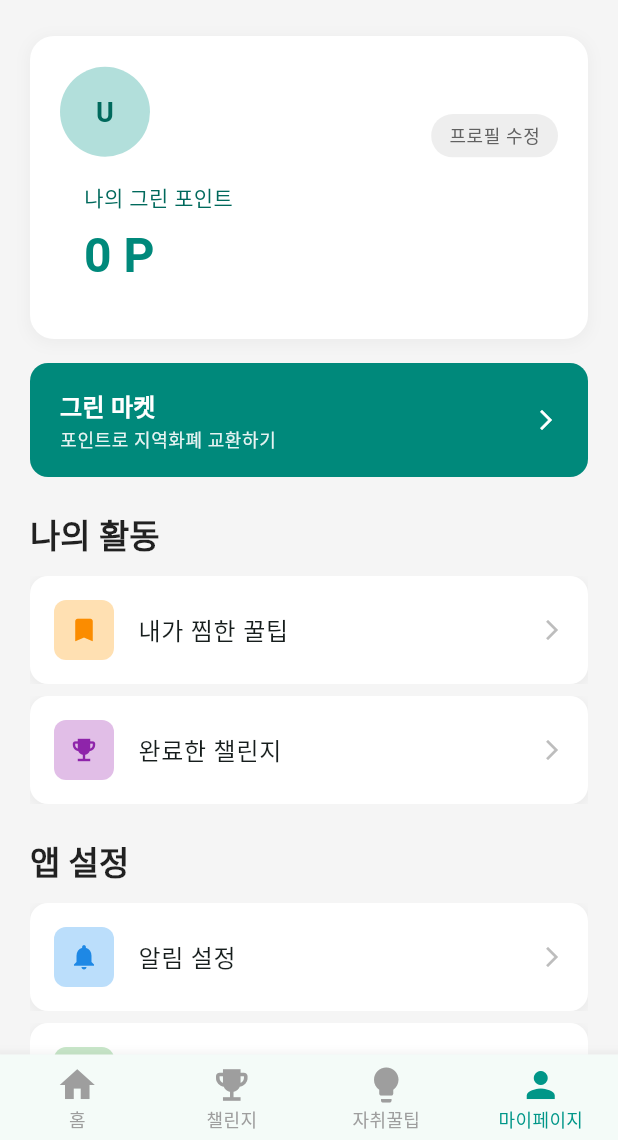
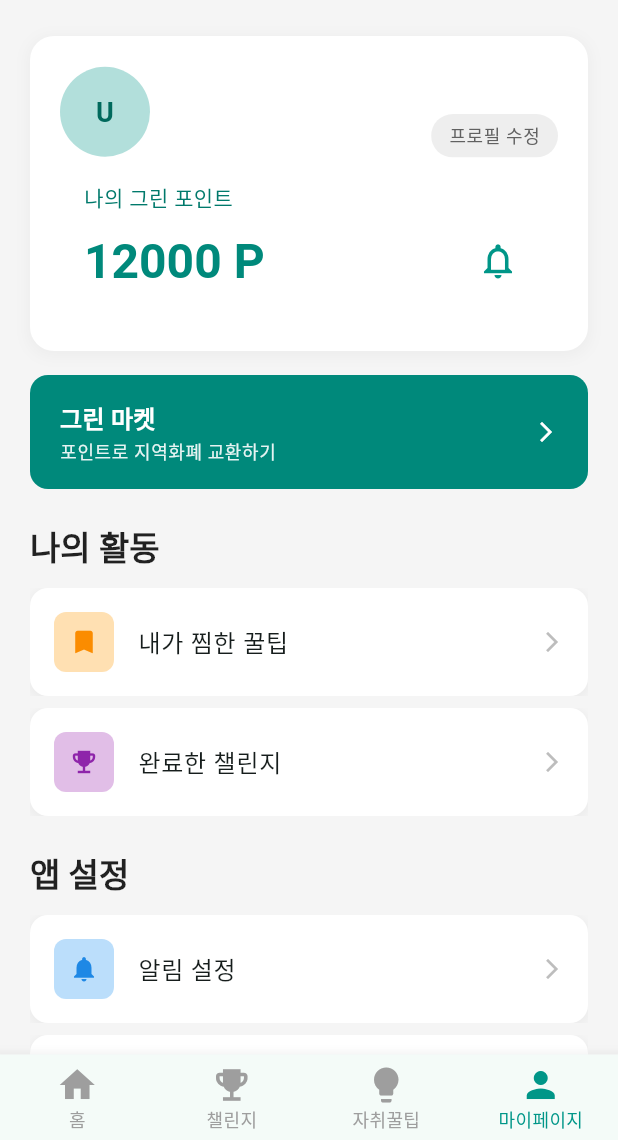
Before and after one commit to IIPA-K-PasS/FE, a Flutter app: the MainNavigationPage screen opened directly, item 4 of the bottom bar chosen, after a tap on the "notifications none" icon, on a phone screen of 412 x 824 dp, the part 96-1236 px from its top. Run offline on Flutter 3.47's test engine with Material 3 defaults, Android fonts, the phone set to English and light mode, and no system bars; our stand-ins replace dio, flutter_dotenv, flutter_image_compress, flutter_secure_storage, geolocator, image_picker and 3 more; missing offline and left inert: kakao_flutter_sdk_common, kakao_flutter_sdk_user; accounts and stored records are empty; network calls fail.

Commit message:
feat: 챌린지 사진 인증시 로컬 포인트 즉시 적립 기능 추가

```diff
--- a/lib/features/challenge/presentation/challenge_detail_screen.dart
+++ b/lib/features/challenge/presentation/challenge_detail_screen.dart
@@ -2,6 +2,7 @@ import 'package:flutter/material.dart';
 import 'package:image_picker/image_picker.dart';
 import '../domain/challenge_entity.dart';
 import 'challenge_proof_preview_screen.dart';
+import 'package:shared_preferences/shared_preferences.dart';
 
 class ChallengeDetailScreen extends StatelessWidget {
   final Challenge challenge;
@@ -22,6 +23,12 @@ class ChallengeDetailScreen extends StatelessWidget {
         );
 
         if (result == true && context.mounted) {
+          // 포인트 로컬에 누적 ====
+          final prefs = await SharedPreferences.getInstance();
+          int base = prefs.getInt('green_point_override') ?? 12000;
+          int newVal = base + (challenge.points);
+          await prefs.setInt('green_point_override', newVal);
+          // ==== UI 알림은 그대로
           ScaffoldMessenger.of(context).showSnackBar(
             SnackBar(content: Text('${challenge.title} 인증 완료! ${challenge.points}P 획득!')),
           );
--- a/lib/features/profile/presentation/widgets/profile_info_card.dart
+++ b/lib/features/profile/presentation/widgets/profile_info_card.dart
@@ -1,5 +1,6 @@
 import 'package:flutter/material.dart';
 import 'green_market_button.dart';
+import 'package:shared_preferences/shared_preferences.dart';
 import '../../../user/data/user_api_service.dart';
 import '../../../user/data/models/user_models.dart';
 
@@ -33,7 +34,6 @@ class _ProfileInfoCardState extends State<ProfileInfoCard> {
 
   void _showNicknameEditDialog() {
     final controller = TextEditingController(text: _userInfo?.nickname ?? '');
-
     showDialog(
       context: context,
       builder: (context) => AlertDialog(
@@ -61,31 +61,21 @@ class _ProfileInfoCardState extends State<ProfileInfoCard> {
                 );
                 return;
               }
-
               Navigator.pop(context);
-
-              // 로딩 다이얼로그
               showDialog(
                 context: context,
                 barrierDismissible: false,
-                builder: (context) => const Center(
-                  child: CircularProgressIndicator(),
-                ),
+                builder: (context) => const Center(child: CircularProgressIndicator()),
               );
-
               try {
                 final success = await UserApiService.updateNickname(newNickname);
-
                 if (!mounted) return;
-
-                // 로딩 다이얼로그 닫기
                 Navigator.of(context, rootNavigator: true).pop();
-
                 if (success) {
                   ScaffoldMessenger.of(context).showSnackBar(
                     const SnackBar(content: Text('닉네임이 변경되었습니다')),
                   );
-                  _loadUserInfo(); // 새로고침
+                  _loadUserInfo();
                 } else {
                   ScaffoldMessenger.of(context).showSnackBar(
                     const SnackBar(content: Text('닉네임 변경에 실패했습니다')),
@@ -93,10 +83,7 @@ class _ProfileInfoCardState extends State<ProfileInfoCard> {
                 }
               } catch (e) {
                 if (!mounted) return;
-
-                // 로딩 다이얼로그 닫기
                 Navigator.of(context, rootNavigator: true).pop();
-
                 ScaffoldMessenger.of(context).showSnackBar(
                   SnackBar(content: Text('에러 발생: $e')),
                 );
@@ -107,6 +94,11 @@ class _ProfileInfoCardState extends State<ProfileInfoCard> {
         ],
       ),
     );
+  }
+
+  Future<int> _getPoint() async {
+    final prefs = await SharedPreferences.getInstance();
+    return prefs.getInt('green_point_override') ?? 12000;
   }
 
   @override
@@ -146,7 +138,6 @@ class _ProfileInfoCardState extends State<ProfileInfoCard> {
                     // 프로필 섹션
                     Row(
                       children: [
-                        // 프로필 이미지
                         Semantics(
                           label: '프로필 이미지',
                           child: CircleAvatar(
@@ -171,10 +162,7 @@ class _ProfileInfoCardState extends State<ProfileInfoCard> {
                                 : null,
                           ),
                         ),
-
                         const SizedBox(width: 16),
-
-                        // 사용자 정보
                         Expanded(
                           child: Column(
                             crossAxisAlignment: CrossAxisAlignment.start,
@@ -204,7 +192,6 @@ class _ProfileInfoCardState extends State<ProfileInfoCard> {
                                       overflow: TextOverflow.ellipsis,
                                     ),
                                   ),
-                                  // 프로필 수정 버튼
                                   Semantics(
                                     label: '프로필 수정 버튼',
                                     button: true,
@@ -246,7 +233,6 @@ class _ProfileInfoCardState extends State<ProfileInfoCard> {
                         ),
                       ],
                     ),
-
                     // 포인트 섹션
                     Container(
                       padding: const EdgeInsets.all(16),
@@ -256,19 +242,23 @@ class _ProfileInfoCardState extends State<ProfileInfoCard> {
                       child: Column(
                         crossAxisAlignment: CrossAxisAlignment.start,
                         children: [
-                          Text(
+                          const Text(
                             '나의 그린 포인트',
-                            style: Theme.of(context)
-                                .textTheme
-                                .bodyMedium
-                                ?.copyWith(
-                                  color: Colors.teal[800],
+                            style: TextStyle(
+                              color: Color(0xFF00796B),
                               fontWeight: FontWeight.w500,
                             ),
                           ),
                           const SizedBox(height: 8),
-                          Text(
-                            '${_userInfo!.point.toStringAsFixed(0)} P',
+                          Row(
+                            children: [
+                              Expanded(
+                                child: FutureBuilder<int>(
+                                  future: _getPoint(),
+                                  builder: (context, snapshot) {
+                                    final value = snapshot.data ?? 12000;
+                                    return Text(
+                                      '${value.toStringAsFixed(0)} P',
                                       style: Theme.of(context)
                                           .textTheme
                                           .headlineLarge
@@ -276,6 +266,20 @@ class _ProfileInfoCardState extends State<ProfileInfoCard> {
                                             color: Colors.teal[600],
                                             fontWeight: FontWeight.bold,
                                           ),
+                                    );
+                                  },
+                                ),
+                              ),
+                              IconButton(
+                                icon: const Icon(Icons.notifications_none, color: Colors.teal, size: 28),
+                                tooltip: '포인트 초기화(테스트)',
+                                onPressed: () async {
+                                  final prefs = await SharedPreferences.getInstance();
+                                  await prefs.remove('green_point_override');
+                                  setState(() {});
+                                },
+                              ),
+                            ],
                           ),
                         ],
                       ),
--- a/lib/main.dart
+++ b/lib/main.dart
@@ -7,6 +7,7 @@ import 'features/tips/presentation/tips_screen.dart';
 import 'features/profile/presentation/profile_screen.dart';
 import 'features/auth/presentation/auth_test_screen.dart';
 import 'package:kakao_flutter_sdk_user/kakao_flutter_sdk_user.dart';
+import 'package:shared_preferences/shared_preferences.dart';
 
 Future<void> main() async {
 
@@ -93,12 +94,15 @@ class _MainNavigationPageState extends State<MainNavigationPage> {
               );
             },
           ),
+          // 알림 아이콘을 포인트 초기화 버튼으로 대체 (테스트용)
           IconButton(
-            icon: const Icon(
-                Icons.notifications_none,
-                color: Colors.black54,
-                size: 32),
-            onPressed: () {
+            icon: const Icon(Icons.notifications_none, color: Colors.black54, size: 32),
+            tooltip: '포인트 초기화',
+            onPressed: () async {
+              final prefs = await SharedPreferences.getInstance();
+              await prefs.remove('green_point_override');
+              if (mounted) setState(() {}); // 즉시 반영(마이/홈)
+              // TODO: 디버깅/테스트 끝나면 이 기능은 disable 하세요~
             },
           ),
           Padding(
```
Also changed, not shown: lib/features/green_market/presentation/green_market_screen.dart (+45 -47 lines), lib/features/landing/presentation/splash_screen.dart (+5 -61 lines). Lines whose indentation alone changed are shown as unchanged.
